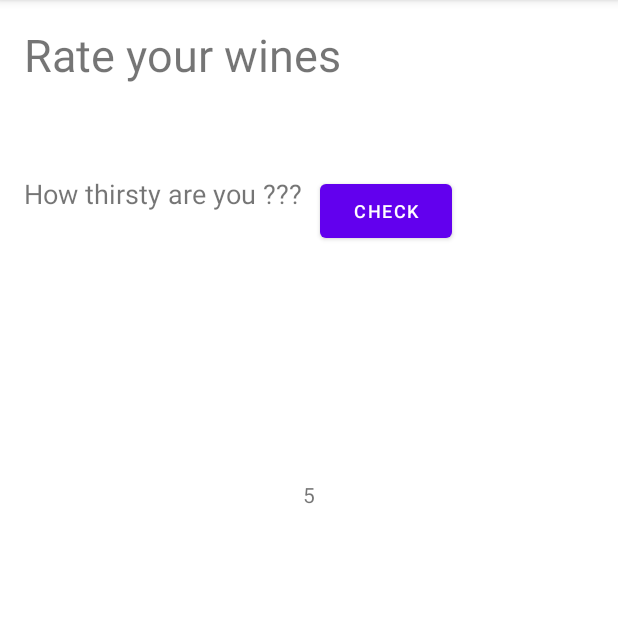
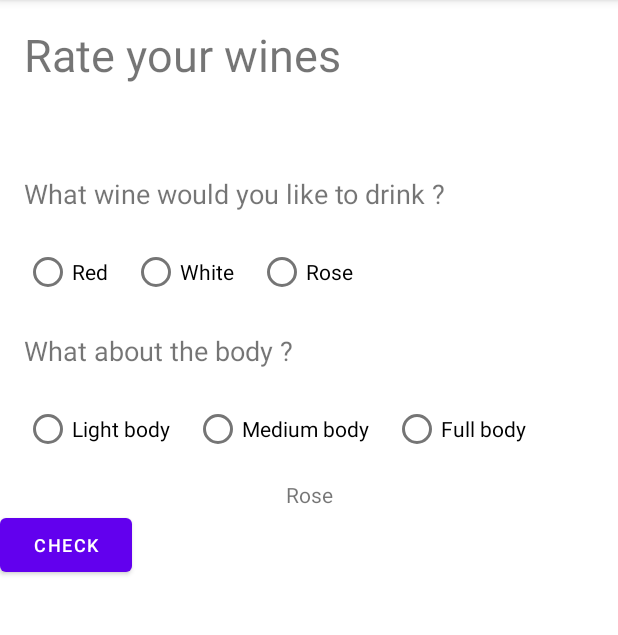
Before and after one commit to ronanc02/WineTasting, an Android app: the screen it shows after launch (MainActivity), after a tap on "CHECK", on a phone screen of 412 x 824 dp, the part 84-719 px from its top. Run offline under Robolectric (Android 15) with nearby library versions, the phone set to English and light mode, and no system bars.

Commit message:
Layout update

```diff
--- a/app/src/main/java/com/example/winetasting/MainActivity.kt
+++ b/app/src/main/java/com/example/winetasting/MainActivity.kt
@@ -1,8 +1,6 @@
 package com.example.winetasting
 
 import android.os.Bundle
-import android.widget.Button
-import android.widget.TextView
 import androidx.appcompat.app.AppCompatActivity
 import com.example.winetasting.databinding.ActivityMainBinding
 
@@ -15,9 +13,13 @@ class MainActivity : AppCompatActivity() {
         binding = ActivityMainBinding.inflate(layoutInflater)
         setContentView(binding.root)
 
-        val amountButton: Button = binding.buttonCheck
-        amountButton.setOnClickListener{
-            amountBottle()
+        binding.buttonCheck.setOnClickListener{
+            val selectedId = binding.radioGroup1.checkedRadioButtonId
+            binding.amountText.text = when (selectedId) {
+                R.id.activity_main_q1_rb1 -> "Red"
+                R.id.activity_main_q1_rb2 -> "White"
+                else -> "Rose"
+            }
         }
     }
 
@@ -25,8 +27,7 @@ class MainActivity : AppCompatActivity() {
         val bottle = Bottle(6)
         val bottleAmount = bottle.amount()
 
-        val resultTextView: TextView = binding.amountText
-        resultTextView.text = bottleAmount.toString()
+        binding.amountText.text = bottleAmount.toString()
     }
 }
 
--- a/app/src/main/res/layout/activity_main.xml
+++ b/app/src/main/res/layout/activity_main.xml
@@ -19,12 +19,12 @@
         app:layout_constraintTop_toTopOf="parent" />
 
     <TextView
-        android:id="@+id/textView2"
+        android:id="@+id/activity_main_q1"
         android:layout_width="wrap_content"
         android:layout_height="wrap_content"
         android:layout_marginStart="16dp"
         android:layout_marginTop="60dp"
-        android:text="@string/how_thirsty"
+        android:text="@string/activity_main_q1"
         android:textSize="18sp"
         app:layout_constraintStart_toStartOf="parent"
         app:layout_constraintTop_toBottomOf="@+id/textView" />
@@ -33,13 +33,11 @@
         android:id="@+id/buttonCheck"
         android:layout_width="wrap_content"
         android:layout_height="wrap_content"
-        android:layout_marginStart="12dp"
-        android:layout_marginTop="60dp"
         android:text="@string/check"
         android:textSize="12sp"
         app:iconPadding="0dp"
-        app:layout_constraintStart_toEndOf="@+id/textView2"
-        app:layout_constraintTop_toBottomOf="@+id/textView" />
+        app:layout_constraintStart_toStartOf="parent"
+        app:layout_constraintTop_toBottomOf="@+id/amountText" />
 
     <TextView
         android:id="@+id/amountText"
@@ -51,4 +49,80 @@
         app:layout_constraintStart_toStartOf="parent"
         app:layout_constraintTop_toTopOf="parent" />
 
+    <RadioGroup
+        android:id="@+id/radioGroup1"
+        android:layout_width="wrap_content"
+        android:layout_height="wrap_content"
+        android:layout_marginStart="16dp"
+        android:layout_marginTop="16dp"
+        android:orientation="horizontal"
+        app:layout_constraintStart_toStartOf="parent"
+        app:layout_constraintTop_toBottomOf="@+id/activity_main_q1">
+
+        <RadioButton
+            android:id="@+id/activity_main_q1_rb1"
+            android:layout_width="wrap_content"
+            android:layout_height="wrap_content"
+            android:text="@string/activity_main_q1_rb1"
+            android:layout_marginRight="16dp"/>
+
+        <RadioButton
+            android:id="@+id/activity_main_q1_rb2"
+            android:layout_width="wrap_content"
+            android:layout_height="wrap_content"
+            android:text="@string/activity_main_q1_rb2"
+            android:layout_marginRight="16dp"/>
+
+        <RadioButton
+            android:id="@+id/activity_main_q1_rb3"
+            android:layout_width="wrap_content"
+            android:layout_height="wrap_content"
+            android:text="@string/activity_main_q1_rb3"
+            android:layout_marginRight="16dp"/>
+    </RadioGroup>
+
+
+    <TextView
+        android:id="@+id/activity_main_q2"
+        android:layout_width="wrap_content"
+        android:layout_height="wrap_content"
+        android:layout_marginStart="16dp"
+        android:layout_marginTop="16dp"
+        android:text="@string/activity_main_q2"
+        android:textSize="18sp"
+        app:layout_constraintStart_toStartOf="parent"
+        app:layout_constraintTop_toBottomOf="@+id/radioGroup1" />
+
+    <RadioGroup
+        android:id="@+id/radioGroup2"
+        android:layout_width="wrap_content"
+        android:layout_height="wrap_content"
+        android:layout_marginStart="16dp"
+        android:layout_marginTop="16dp"
+        android:orientation="horizontal"
+        app:layout_constraintStart_toStartOf="parent"
+        app:layout_constraintTop_toBottomOf="@+id/activity_main_q2">
+
+        <RadioButton
+            android:id="@+id/activity_main_q2_rb1"
+            android:layout_width="wrap_content"
+            android:layout_height="wrap_content"
+            android:text="@string/activity_main_q2_rb1"
+            android:layout_marginRight="16dp"/>
+
+        <RadioButton
+            android:id="@+id/activity_main_q2_rb2"
+            android:layout_width="wrap_content"
+            android:layout_height="wrap_content"
+            android:text="@string/activity_main_q2_rb2"
+            android:layout_marginRight="16dp"/>
+
+        <RadioButton
+            android:id="@+id/activity_main_q2_rb3"
+            android:layout_width="wrap_content"
+            android:layout_height="wrap_content"
+            android:text="@string/activity_main_q2_rb3"
+            android:layout_marginRight="16dp"/>
+    </RadioGroup>
+
 </androidx.constraintlayout.widget.ConstraintLayout>
--- a/app/src/main/res/values/strings.xml
+++ b/app/src/main/res/values/strings.xml
@@ -1,7 +1,17 @@
 <resources>
     <string name="app_name">Wine Tasting</string>
     <string name="rate_your_wines">Rate your wines</string>
-    <string name="how_thirsty">How thirsty are you ???</string>
     <string name="check">Check</string>
     <string name="amount">Amount</string>
+
+    <string name="activity_main_q1">What wine would you like to drink ?</string>
+    <string name="activity_main_q1_rb1">Red</string>
+    <string name="activity_main_q1_rb2">White</string>
+    <string name="activity_main_q1_rb3">Rose</string>
+
+    <string name="activity_main_q2">What about the body ?</string>
+    <string name="activity_main_q2_rb1">Light body</string>
+    <string name="activity_main_q2_rb2">Medium body</string>
+    <string name="activity_main_q2_rb3">Full body</string>
+
 </resources>
```
